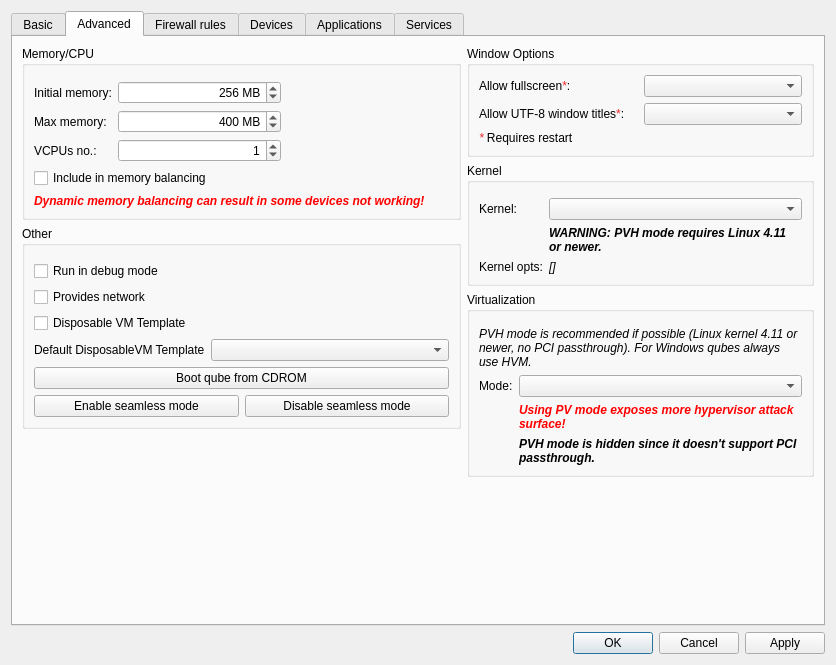
Old version of the form ui/settingsdlg.ui in the repository QubesOS/qubes-manager.
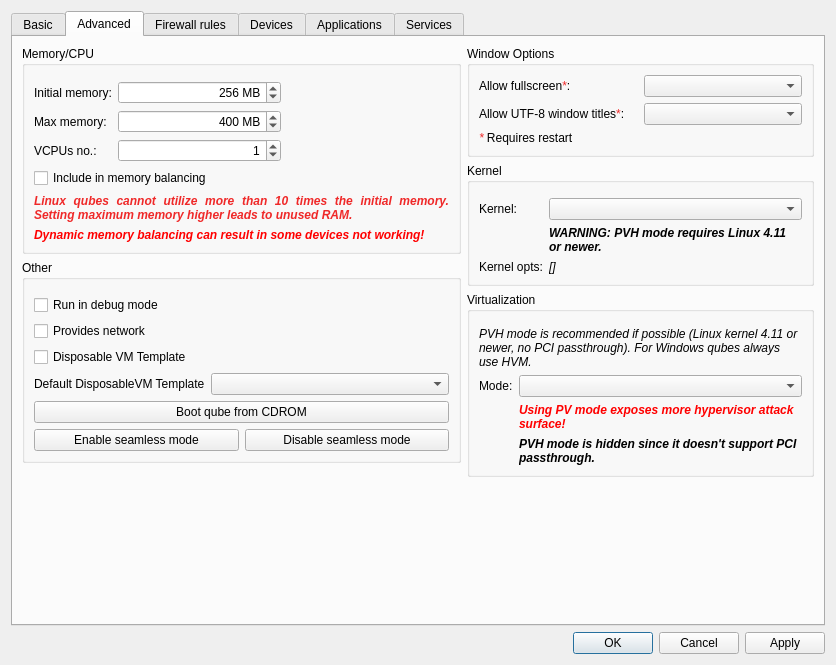
New version of the form. Icons and pictures are not drawn. Custom widgets are drawn as their Qt base class.

Commit message:
Less intrusive max mem / init mem warning  in VM Setting
When maxmem is set to over 10x initmem, Settings will now
show a warning label and not interfere with user-provided values.
The only case in which they will interfere is maxmem<initmem.

fixes QubesOS/qubes-issues#6016

Patch:
```diff
--- a/ui/settingsdlg.ui
+++ b/ui/settingsdlg.ui
@@ -544,17 +544,7 @@
                 </property>
                </widget>
               </item>
-              <item row="3" column="0" colspan="2">
-               <widget class="QCheckBox" name="include_in_balancing">
-                <property name="enabled">
-                 <bool>true</bool>
-                </property>
-                <property name="text">
-                 <string>Include in memory balancing</string>
-                </property>
-               </widget>
-              </item>
-              <item row="4" column="0" colspan="3">
+              <item row="5" column="0" colspan="3">
                <widget class="QLabel" name="dmm_warning_adv">
                 <property name="font">
                  <font>
@@ -609,6 +599,127 @@
                 </property>
                </widget>
               </item>
+              <item row="3" column="0" colspan="2">
+               <widget class="QCheckBox" name="include_in_balancing">
+                <property name="enabled">
+                 <bool>true</bool>
+                </property>
+                <property name="text">
+                 <string>Include in memory balancing</string>
+                </property>
+               </widget>
+              </item>
+              <item row="4" column="0" colspan="3">
+               <widget class="QLabel" name="warn_too_much_mem_label">
+                <property name="palette">
+                 <palette>
+                  <active>
+                   <colorrole role="WindowText">
+                    <brush brushstyle="SolidPattern">
+                     <color alpha="255">
+                      <red>239</red>
+                      <green>41</green>
+                      <blue>41</blue>
+                     </color>
+                    </brush>
+                   </colorrole>
+                   <colorrole role="Text">
+                    <brush brushstyle="SolidPattern">
+                     <color alpha="255">
+                      <red>239</red>
+                      <green>41</green>
+                      <blue>41</blue>
+                     </color>
+                    </brush>
+                   </colorrole>
+                   <colorrole role="PlaceholderText">
+                    <brush brushstyle="SolidPattern">
+                     <color alpha="128">
+                      <red>239</red>
+                      <green>41</green>
+                      <blue>41</blue>
+                     </color>
+                    </brush>
+                   </colorrole>
+                  </active>
+                  <inactive>
+                   <colorrole role="WindowText">
+                    <brush brushstyle="SolidPattern">
+                     <color alpha="255">
+                      <red>239</red>
+                      <green>41</green>
+                      <blue>41</blue>
+                     </color>
+                    </brush>
+                   </colorrole>
+                   <colorrole role="Text">
+                    <brush brushstyle="SolidPattern">
+                     <color alpha="255">
+                      <red>239</red>
+                      <green>41</green>
+                      <blue>41</blue>
+                     </color>
+                    </brush>
+                   </colorrole>
+                   <colorrole role="PlaceholderText">
+                    <brush brushstyle="SolidPattern">
+                     <color alpha="128">
+                      <red>239</red>
+                      <green>41</green>
+                      <blue>41</blue>
+                     </color>
+                    </brush>
+                   </colorrole>
+                  </inactive>
+                  <disabled>
+                   <colorrole role="WindowText">
+                    <brush brushstyle="SolidPattern">
+                     <color alpha="255">
+                      <red>190</red>
+                      <green>190</green>
+                      <blue>190</blue>
+                     </color>
+                    </brush>
+                   </colorrole>
+                   <colorrole role="Text">
+                    <brush brushstyle="SolidPattern">
+                     <color alpha="255">
+                      <red>190</red>
+                      <green>190</green>
+                      <blue>190</blue>
+                     </color>
+                    </brush>
+                   </colorrole>
+                   <colorrole role="PlaceholderText">
+                    <brush brushstyle="SolidPattern">
+                     <color alpha="128">
+                      <red>0</red>
+                      <green>0</green>
+                      <blue>0</blue>
+                     </color>
+                    </brush>
+                   </colorrole>
+                  </disabled>
+                 </palette>
+                </property>
+                <property name="font">
+                 <font>
+                  <weight>75</weight>
+                  <italic>true</italic>
+                  <bold>true</bold>
+                 </font>
+                </property>
+                <property name="text">
+                 <string>Linux qubes cannot utilize more than 10 times the initial memory. Setting maximum memory higher leads to unused RAM.</string>
+                </property>
+                <property name="alignment">
+                 <set>Qt::AlignJustify|Qt::AlignVCenter</set>
+                </property>
+                <property name="wordWrap">
+                 <bool>true</bool>
+                </property>
+               </widget>
+              </item>
              </layout>
             </widget>
            </item>
```
Left out of the diff: 26 changed lines with no effect on the pictures. The commit also changes 1 other file.
